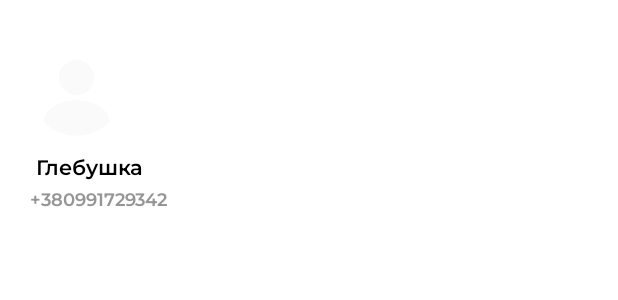
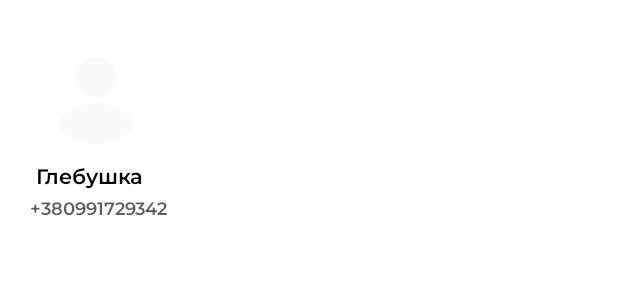
Before and after one commit to glebushkaa/CloneGram, an Android app: the layout header.xml on its own in the app's theme, with its tools: preview values and no code run, on a phone screen of 412 x 824 dp. Shown: the top 300 px of the screen. Run offline under Robolectric (Android 15) with nearby library versions, the phone set to English and light mode, and no system bars; Roboto replaces fonts that are not available here.

Commit message:
Must be reworked

```diff
--- a/app/src/main/java/com/example/clonegramtestproject/MainActivity.kt
+++ b/app/src/main/java/com/example/clonegramtestproject/MainActivity.kt
@@ -21,7 +21,6 @@ class MainActivity : AppCompatActivity() {
     private var binding: ActivityMainBinding? = null
 
     val countryCodeArrayList = arrayListOf<CountriesCodes>()
-    private var lang = ""
 
     override fun onCreate(savedInstanceState: Bundle?) {
         getInfoFromSharedPrefs()
@@ -32,7 +31,8 @@ class MainActivity : AppCompatActivity() {
     }
 
     private fun setArrayOfFlags() {
-        val inputStream: InputStream = assets.open("CountryCodes_$lang.json")
+        val inputStream: InputStream = assets.open(
+            "CountryCodes_${getString(R.string.lang)}.json")
         lifecycleScope.launch(Dispatchers.IO) {
 
             val json = inputStream.bufferedReader().use { it.readText() }
@@ -64,10 +64,10 @@ class MainActivity : AppCompatActivity() {
             sharedPreferences.edit()?.putString(
                 themePreferencesName, "yellow"
             )?.apply()
+            theme.applyStyle(R.style.Theme_YellowClonegram, true)
         }
 
         if (sharedPreferences.contains(languagePreferencesName)) {
-            lang = sharedPreferences.getString(languagePreferencesName, "").orEmpty()
             setLanguage(sharedPreferences.getString(languagePreferencesName, "").orEmpty())
         }else{
             sharedPreferences.edit()?.putString(
--- a/app/src/main/java/com/example/clonegramtestproject/data/CommonModel.kt
+++ b/app/src/main/java/com/example/clonegramtestproject/data/CommonModel.kt
@@ -8,7 +8,7 @@ import kotlinx.parcelize.Parcelize
 class CommonModel(
     val username : String? = null,
     val phone : String? = null,
-    val lastMessage : LastMessageData? = null,
+    val lastMessage : Map<String,LastMessageData>? = null,
     val chatUID : String? = null,
     val uidArray : ArrayList<String?>? = null,
     val permissionUidArray : Map<String,Boolean>? = null,
--- a/app/src/main/java/com/example/clonegramtestproject/ui/message/fragments/DirectMessageFragment.kt
+++ b/app/src/main/java/com/example/clonegramtestproject/ui/message/fragments/DirectMessageFragment.kt
@@ -208,7 +208,7 @@ class DirectMessageFragment : Fragment(R.layout.fragment_direct_message) {
 
     override fun onPause() {
         super.onPause()
-        viewModel.removeMessageListener(uid.orEmpty())
+        viewModel.removeMessageListener(chatUID.orEmpty())
     }
 
     override fun onDestroy() {
--- a/app/src/main/java/com/example/clonegramtestproject/ui/message/fragments/GeneralMessageFragment.kt
+++ b/app/src/main/java/com/example/clonegramtestproject/ui/message/fragments/GeneralMessageFragment.kt
@@ -90,7 +90,7 @@ class   GeneralMessageFragment : Fragment(R.layout.fragment_general_message) {
                 }
                 visibleDataList.let { list->
                     list.sortBy {
-                        it.lastMessage?.timestamp
+                        it.lastMessage?.get(currentUID)?.timestamp
                     }
                     list.reverse()
                     adapter?.setData(list)
--- a/app/src/main/java/com/example/clonegramtestproject/ui/message/viewmodels/GeneralMessageViewModel.kt
+++ b/app/src/main/java/com/example/clonegramtestproject/ui/message/viewmodels/GeneralMessageViewModel.kt
@@ -37,6 +37,7 @@ class GeneralMessageViewModel : ViewModel() {
                             }
                     }
                     allMessagedUsersLiveData.value = allMessagedUsersList
+                    Log.d("CHECKER", allMessagedUsersList[0].uidArray?.get(0).toString())
                 } else {
                     allMessagedUsersLiveData.value = arrayListOf()
                 }
--- a/app/src/main/res/layout/fragment_settings.xml
+++ b/app/src/main/res/layout/fragment_settings.xml
@@ -71,7 +71,7 @@
                 android:layout_marginStart="40dp"
                 android:scaleType="fitXY"
                 android:adjustViewBounds="true"
-                android:background="@color/white"
+                android:background="@color/background_color_instead_white"
                 android:src="@drawable/ic_profile_circle">
 
             </androidx.appcompat.widget.AppCompatImageButton>
@@ -369,7 +369,8 @@
         android:textSize="14sp"
         app:layout_constraintBottom_toBottomOf="parent"
         app:layout_constraintEnd_toEndOf="parent"
-        app:layout_constraintStart_toStartOf="parent"></androidx.appcompat.widget.AppCompatTextView>
+        app:layout_constraintStart_toStartOf="parent">
+    </androidx.appcompat.widget.AppCompatTextView>
 
 
     <TextView
--- a/app/src/main/res/layout/header.xml
+++ b/app/src/main/res/layout/header.xml
@@ -3,15 +3,15 @@
     xmlns:app="http://schemas.android.com/apk/res-auto"
     xmlns:tools="http://schemas.android.com/tools"
     android:layout_width="300dp"
-    android:layout_height="150dp"
+    android:layout_height="160dp"
     android:background="@drawable/shape_header">
 
     <ImageView
         android:id="@+id/userPicture"
-        android:layout_width="70dp"
-        android:layout_height="70dp"
-        android:layout_marginStart="16dp"
-        android:layout_marginTop="24dp"
+        android:layout_width="80dp"
+        android:layout_height="80dp"
+        android:layout_marginStart="24dp"
+        android:layout_marginTop="20dp"
         android:scaleType="fitXY"
         android:adjustViewBounds="true"
         android:src="@drawable/ic_profile_circle"
@@ -40,7 +40,8 @@
         android:layout_height="wrap_content"
         android:layout_marginTop="4dp"
         android:layout_marginStart="20dp"
-        android:textColor="@color/grey_95"
+        android:textColor="@color/text_black"
+        android:alpha="0.7"
         android:textSize="12sp"
         app:layout_constraintStart_toStartOf="parent"
         app:layout_constraintTop_toBottomOf="@+id/tvUsername"
```
Also changed, not shown: app/src/main/java/com/example/clonegramtestproject/firebase/realtime/RealtimeChanger.kt (+8 -3 lines), app/src/main/java/com/example/clonegramtestproject/ui/message/recyclerview/general/GeneralAdapter.kt (+9 -3 lines), app/src/main/java/com/example/clonegramtestproject/ui/message/viewmodels/DirectMessageViewModel.kt (+30 -15 lines).
